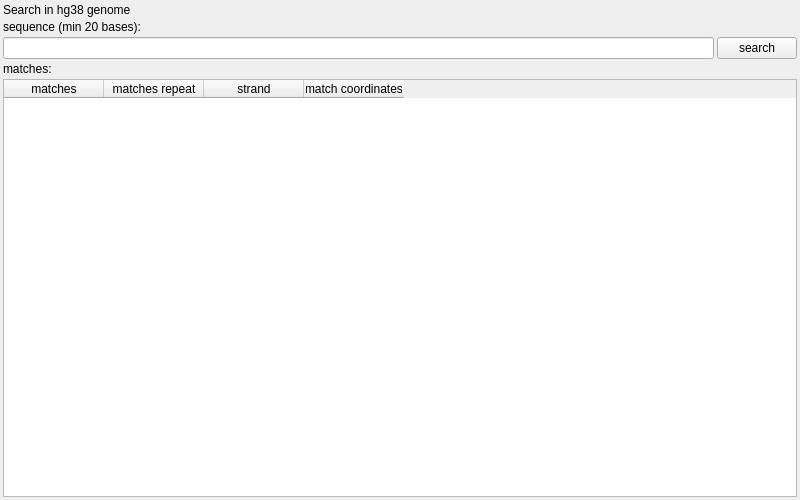
The window that src/GSvar/BlatWidget.ui (imgag/ngs-bits) describes before a commit, drawn with Qt 5.
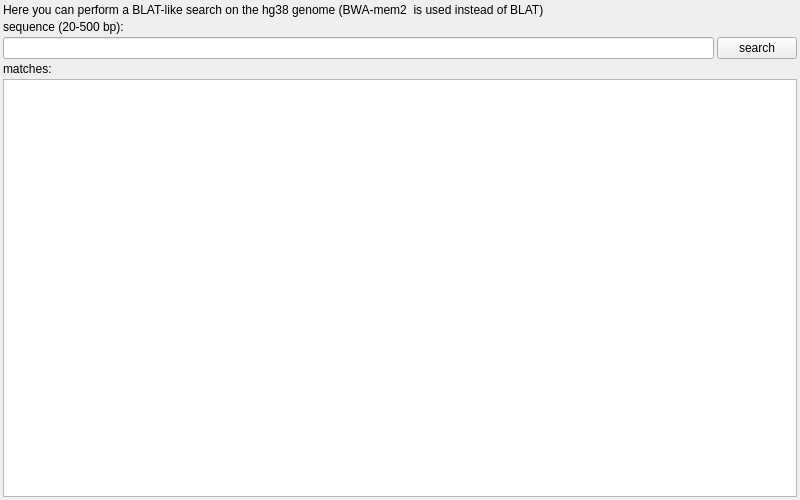
The same window after the commit.

Commit message: Implemented BLAT-like search (#740)

```diff
--- a/src/GSvar/BlatWidget.ui
+++ b/src/GSvar/BlatWidget.ui
@@ -38,7 +38,7 @@
    <item>
     <widget class="QLabel" name="label">
      <property name="text">
-      <string>Search in hg38 genome</string>
+      <string>Here you can perform a BLAT-like search on the hg38 genome (BWA-mem2  is used instead of BLAT)</string>
      </property>
     </widget>
    </item>
@@ -52,7 +52,7 @@
    <item>
     <widget class="QLabel" name="label_2">
      <property name="text">
-      <string>sequence (min 20 bases):</string>
+      <string>sequence (20-500 bp):</string>
      </property>
     </widget>
    </item>
@@ -95,26 +95,6 @@
      <property name="selectionBehavior">
       <enum>QAbstractItemView::SelectRows</enum>
      </property>
-     <column>
-      <property name="text">
-       <string>matches</string>
-      </property>
-     </column>
-     <column>
-      <property name="text">
-       <string>matches repeat</string>
-      </property>
-     </column>
-     <column>
-      <property name="text">
-       <string>strand</string>
-      </property>
-     </column>
-     <column>
-      <property name="text">
-       <string>match coordinates</string>
-      </property>
-     </column>
     </widget>
    </item>
   </layout>
```
Left out of the diff: 15 changed lines with no effect on the pictures. The commit also changes 14 other files.
